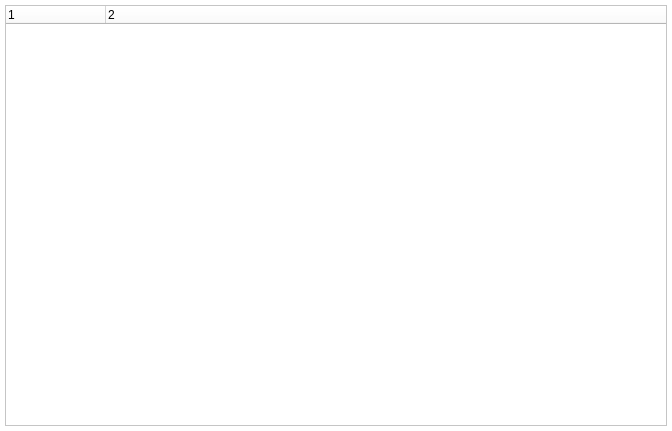
Qt form ui/result_download_widget.ui (Michaelzhouisnotwhite/Photovoltaic-Prediction-Qt-Frontend) before a commit.
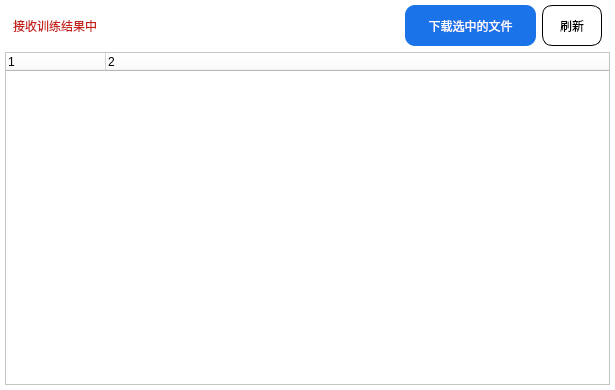
The same form after that commit. Icons and pictures are not drawn.

Commit message: add download widget

```diff
--- a/ui/result_download_widget.ui
+++ b/ui/result_download_widget.ui
@@ -6,8 +6,8 @@
    <rect>
     <x>0</x>
     <y>0</y>
-    <width>672</width>
-    <height>431</height>
+    <width>615</width>
+    <height>390</height>
    </rect>
   </property>
   <property name="windowTitle">
@@ -16,7 +16,7 @@
   <property name="styleSheet">
    <string notr="true">background-color: rgb(255, 255, 255)</string>
   </property>
-  <layout class="QVBoxLayout" name="verticalLayout">
+  <layout class="QGridLayout" name="gridLayout">
    <property name="leftMargin">
     <number>5</number>
    </property>
@@ -29,8 +29,145 @@
    <property name="bottomMargin">
     <number>5</number>
    </property>
-   <item>
-    <widget class="QTreeWidget" name="treeWidget">
+   <item row="0" column="0">
+    <widget class="QWidget" name="widget" native="true">
+     <property name="styleSheet">
+      <string notr="true">#downloadBtn {
+	background: rgb(26, 115, 232);
+	color: rgb(255, 255, 255);
+	font: 12pt &quot;PingFang SC&quot;;
+	border: 0px;
+	border-radius: 10%;
+	/*padding-left: 10px;
+	padding-right: 10px;*/
+	
+
+}
+#downloadBtn:focus{
+border-width: 1px;
+	border-color: rgb(100, 100, 100);
+	border-style: solid;
+	border-radius: 10%;
+}
+#downloadBtn:disabled{
+	
+	background-color: rgb(203, 226, 255);
+}
+#downloadBtn:hover {
+	background: rgb(52, 160, 255);
+	font: 700 14pt &quot;Microsoft YaHei UI&quot;;
+	border: 0px;
+}
+#downloadBtn:pressed{
+
+	background-color: 	rgb(21, 92, 185);
+}
+#refreshBtn{
+	background-color: rgb(255, 255, 255);
+	border: 1px solid;
+	border-radius: 10%;
+	font: 12pt &quot;PingFang SC&quot;;
+}
+#refreshBtn:hover{
+	
+	background-color:rgb(225, 225, 225);
+}
+#refreshBtn:pressed{
+	background-color: rgb(255, 255, 255);
+}
+#refreshBtn:disabled{
+	
+	background-color: rgb(240, 240, 240);
+}
+
+</string>
+     </property>
+     <layout class="QHBoxLayout" name="horizontalLayout">
+      <property name="leftMargin">
+       <number>8</number>
+      </property>
+      <property name="topMargin">
+       <number>0</number>
+      </property>
+      <property name="rightMargin">
+       <number>8</number>
+      </property>
+      <property name="bottomMargin">
+       <number>0</number>
+      </property>
+      <item>
+       <widget class="QLabel" name="infoLabel">
+        <property name="styleSheet">
+         <string notr="true">font: 700 12pt &quot;Microsoft YaHei UI&quot;;
+color: rgb(199, 33, 27);</string>
+        </property>
+        <property name="text">
+         <string>接收训练结果中</string>
+        </property>
+       </widget>
+      </item>
+      <item>
+       <widget class="QPushButton" name="downloadBtn">
+        <property name="enabled">
+         <bool>true</bool>
+        </property>
+        <property name="minimumSize">
+         <size>
+          <width>131</width>
+          <height>41</height>
+         </size>
+        </property>
+        <property name="maximumSize">
+         <size>
+          <width>131</width>
+          <height>41</height>
+         </size>
+        </property>
+        <property name="styleSheet">
+         <string notr="true">font: 700 11pt &quot;Microsoft YaHei UI&quot;;</string>
+        </property>
+        <property name="text">
+         <string>下载选中的文件</string>
+        </property>
+        <property name="shortcut">
+         <string>Ctrl+D</string>
+        </property>
+        <property name="checkable">
+         <bool>false</bool>
+        </property>
+       </widget>
+      </item>
+      <item>
+       <widget class="QPushButton" name="refreshBtn">
+        <property name="minimumSize">
+         <size>
+          <width>60</width>
+          <height>41</height>
+         </size>
+        </property>
+        <property name="maximumSize">
+         <size>
+          <width>60</width>
+          <height>41</height>
+         </size>
+        </property>
+        <property name="text">
+         <string>刷新</string>
+        </property>
+        <property name="icon">
+         <iconset resource="resource.qrc">
+          <normaloff>:/icon/icon/refresh-128.png</normaloff>:/icon/icon/refresh-128.png</iconset>
+        </property>
+        <property name="shortcut">
+         <string>F5</string>
+        </property>
+       </widget>
+      </item>
+     </layout>
+    </widget>
+   </item>
+   <item row="1" column="0">
+    <widget class="QTreeWidget" name="dirTreeWidget">
      <property name="minimumSize">
       <size>
        <width>300</width>
@@ -40,6 +177,12 @@
      <property name="mouseTracking">
       <bool>true</bool>
      </property>
+     <property name="layoutDirection">
+      <enum>Qt::LeftToRight</enum>
+     </property>
+     <property name="styleSheet">
+      <string notr="true">font: 11pt &quot;Microsoft YaHei UI&quot;;</string>
+     </property>
      <property name="editTriggers">
       <set>QAbstractItemView::NoEditTriggers</set>
      </property>
```
Left out of the diff: 6 changed lines with no effect on the pictures. The commit also changes 19 other files.
